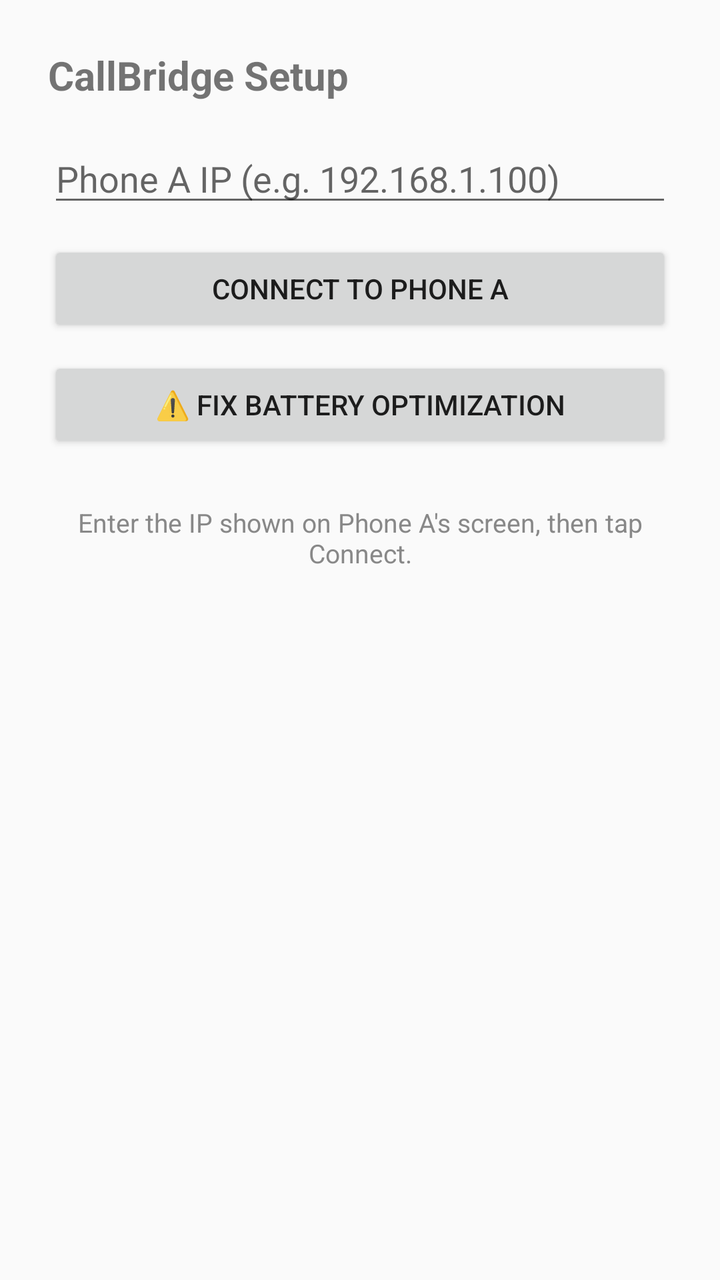
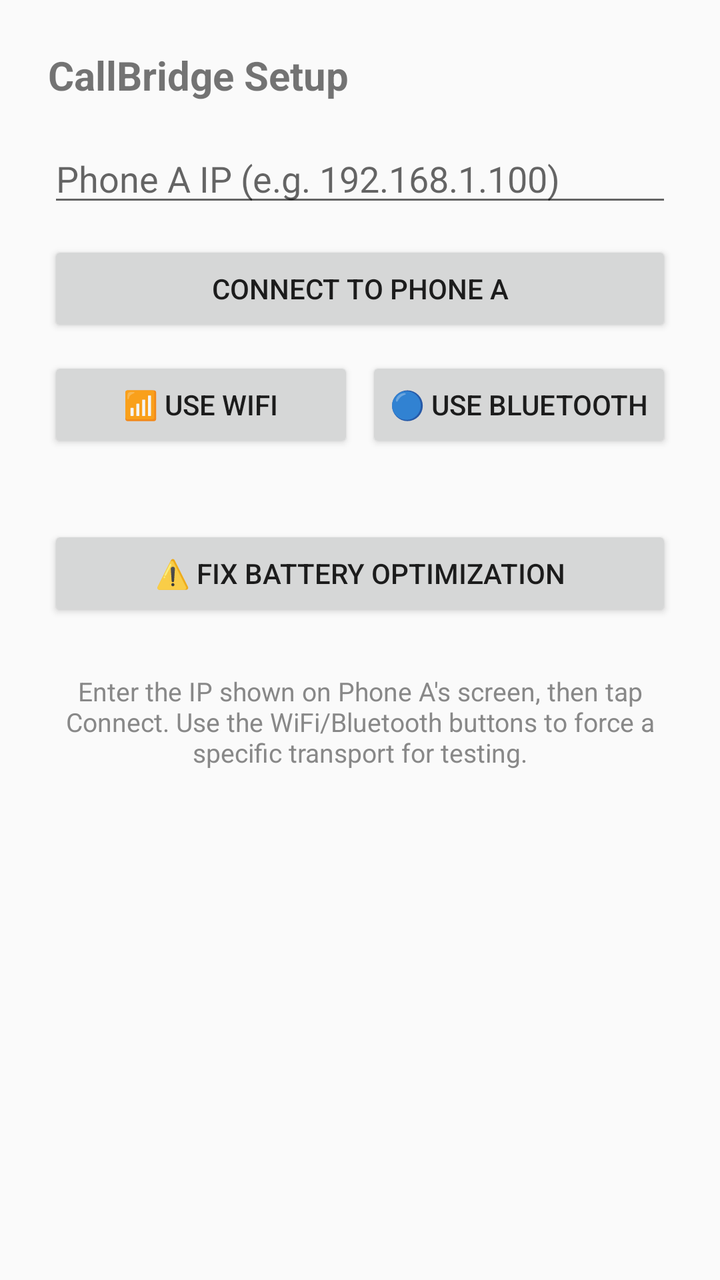

Before-and-after screenshots of an Android layout around one commit, followed by the original layout XML and the change that was made.
<!-- AndroidManifest.xml: application theme AppTheme -->
<!-- res/layout/fragment_settings.xml -->
<?xml version="1.0" encoding="utf-8"?>
<LinearLayout xmlns:android="http://schemas.android.com/apk/res/android"
    android:layout_width="match_parent"
    android:layout_height="match_parent"
    android:orientation="vertical"
    android:padding="24dp">

    <TextView
        android:text="CallBridge Setup"
        android:layout_width="wrap_content"
        android:layout_height="wrap_content"
        android:textSize="20sp"
        android:textStyle="bold"
        android:layout_marginBottom="16dp" />

    <EditText
        android:id="@+id/etPhoneAIp"
        android:layout_width="match_parent"
        android:layout_height="wrap_content"
        android:hint="Phone A IP (e.g. 192.168.1.100)"
        android:inputType="text"
        android:layout_marginBottom="12dp" />

    <Button
        android:id="@+id/btnConnect"
        android:layout_width="match_parent"
        android:layout_height="wrap_content"
        android:text="Connect to Phone A"
        android:layout_marginBottom="10dp" />

    <Button
        android:id="@+id/btnBatteryFix"
        android:layout_width="match_parent"
        android:layout_height="wrap_content"
        android:text="⚠️ Fix Battery Optimization"
        android:layout_marginBottom="10dp" />

    <TextView
        android:layout_width="match_parent"
        android:layout_height="wrap_content"
        android:text="Enter the IP shown on Phone A's screen, then tap Connect."
        android:textSize="13sp"
        android:layout_marginTop="16dp"
        android:gravity="center"
        android:textColor="#888888" />

</LinearLayout>
<!-- resources referenced by this layout -->
<resources>
  <style name="AppTheme" parent="Theme.AppCompat.Light.DarkActionBar">
          <item name="colorPrimary">#1976D2</item>
          <item name="colorPrimaryDark">#1565C0</item>
          <item name="colorAccent">#4CAF50</item>
      </style>
</resources>

<!-- the commit's change to res/layout/fragment_settings.xml (unified diff, before → after) -->
@@ -28,6 +28,38 @@
         android:text="Connect to Phone A"
         android:layout_marginBottom="10dp" />
 
+    
+    <LinearLayout
+        android:layout_width="match_parent"
+        android:layout_height="wrap_content"
+        android:orientation="horizontal"
+        android:layout_marginBottom="10dp">
+
+        <Button
+            android:id="@+id/btnForceWifi"
+            android:layout_width="0dp"
+            android:layout_height="wrap_content"
+            android:layout_weight="1"
+            android:text="📶 Use WiFi"
+            android:layout_marginEnd="6dp" />
+
+        <Button
+            android:id="@+id/btnForceBluetooth"
+            android:layout_width="0dp"
+            android:layout_height="wrap_content"
+            android:layout_weight="1"
+            android:text="🔵 Use Bluetooth" />
+
+    </LinearLayout>
+
+    <TextView
+        android:id="@+id/tvPairedDevice"
+        android:layout_width="match_parent"
+        android:layout_height="wrap_content"
+        android:textSize="12sp"
+        android:textColor="#888888"
+        android:layout_marginBottom="10dp" />
+
     <Button
         android:id="@+id/btnBatteryFix"
         android:layout_width="match_parent"
@@ -38,7 +70,7 @@
     <TextView
         android:layout_width="match_parent"
         android:layout_height="wrap_content"
-        android:text="Enter the IP shown on Phone A's screen, then tap Connect."
+        android:text="Enter the IP shown on Phone A's screen, then tap Connect. Use the WiFi/Bluetooth buttons to force a specific transport for testing."
         android:textSize="13sp"
         android:layout_marginTop="16dp"
         android:gravity="center"
